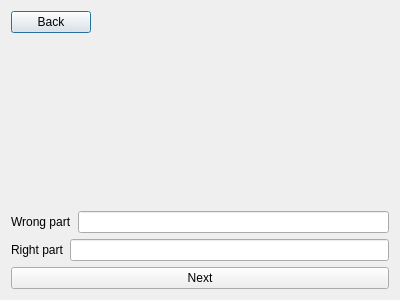
This is test.ui in ValeriaGrigoruants/Platform-for-learning-programming as Qt 5 draws it before an edit. The edited form follows.
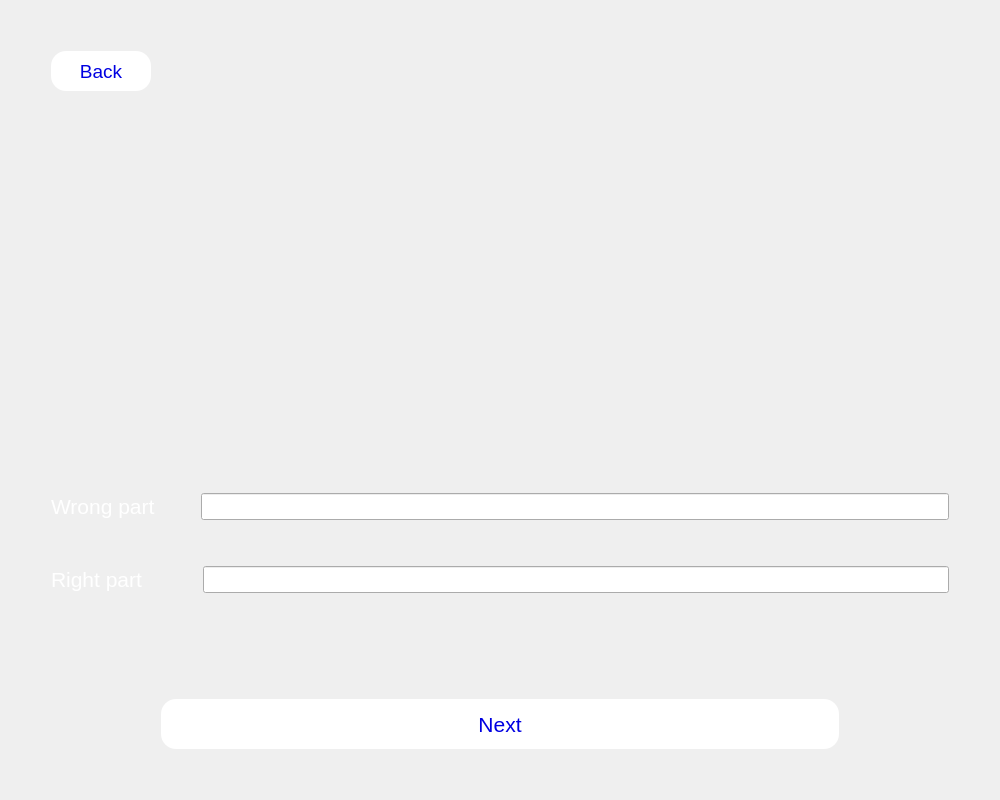
This is the edited form.

```diff
--- a/test.ui
+++ b/test.ui
@@ -6,18 +6,72 @@
    <rect>
     <x>0</x>
     <y>0</y>
-    <width>400</width>
-    <height>300</height>
+    <width>1000</width>
+    <height>800</height>
    </rect>
   </property>
   <property name="windowTitle">
    <string>Dialog</string>
   </property>
   <layout class="QVBoxLayout" name="verticalLayout">
+   <item>
+    <spacer name="verticalSpacer_4">
+     <property name="orientation">
+      <enum>Qt::Vertical</enum>
+     </property>
+     <property name="sizeType">
+      <enum>QSizePolicy::Fixed</enum>
+     </property>
+     <property name="sizeHint" stdset="0">
+      <size>
+       <width>20</width>
+       <height>40</height>
+      </size>
+     </property>
+    </spacer>
+   </item>
    <item>
     <layout class="QHBoxLayout" name="horizontalLayout_3">
+     <item>
+      <spacer name="horizontalSpacer_8">
+       <property name="orientation">
+        <enum>Qt::Horizontal</enum>
+       </property>
+       <property name="sizeType">
+        <enum>QSizePolicy::Fixed</enum>
+       </property>
+       <property name="sizeHint" stdset="0">
+        <size>
+         <width>40</width>
+         <height>20</height>
+        </size>
+       </property>
+      </spacer>
+     </item>
      <item>
       <widget class="QPushButton" name="back">
+       <property name="sizePolicy">
+        <sizepolicy hsizetype="Fixed" vsizetype="Fixed">
+         <horstretch>0</horstretch>
+         <verstretch>0</verstretch>
+        </sizepolicy>
+       </property>
+       <property name="minimumSize">
+        <size>
+         <width>100</width>
+         <height>40</height>
+        </size>
+       </property>
+       <property name="cursor">
+        <cursorShape>PointingHandCursor</cursorShape>
+       </property>
+       <property name="styleSheet">
+        <string notr="true">#back {
+	font: 14pt;
+color: rgb(0, 0, 225);
+border-radius: 15px;
+background-color: rgb(255, 255, 255)}</string>
+       </property>
        <property name="text">
         <string>Back</string>
        </property>
@@ -47,38 +101,246 @@
    </item>
    <item>
     <layout class="QHBoxLayout" name="horizontalLayout">
+     <item>
+      <spacer name="horizontalSpacer_3">
+       <property name="orientation">
+        <enum>Qt::Horizontal</enum>
+       </property>
+       <property name="sizeType">
+        <enum>QSizePolicy::Fixed</enum>
+       </property>
+       <property name="sizeHint" stdset="0">
+        <size>
+         <width>40</width>
+         <height>20</height>
+        </size>
+       </property>
+      </spacer>
+     </item>
      <item>
       <widget class="QLabel" name="label_2">
        <property name="text">
-        <string>Wrong part</string>
+        <string>&lt;html&gt;&lt;head/&gt;&lt;body&gt;&lt;p&gt;&lt;span style=&quot; font-size:16pt; color:#ffffff;&quot;&gt;Wrong part&lt;/span&gt;&lt;/p&gt;&lt;/body&gt;&lt;/html&gt;</string>
        </property>
       </widget>
      </item>
      <item>
-      <widget class="QLineEdit" name="wrong"/>
+      <spacer name="horizontalSpacer_9">
+       <property name="orientation">
+        <enum>Qt::Horizontal</enum>
+       </property>
+       <property name="sizeType">
+        <enum>QSizePolicy::Fixed</enum>
+       </property>
+       <property name="sizeHint" stdset="0">
+        <size>
+         <width>40</width>
+         <height>20</height>
+        </size>
+       </property>
+      </spacer>
+     </item>
+     <item>
+      <widget class="QLineEdit" name="wrong">
+       <property name="font">
+        <font>
+         <pointsize>12</pointsize>
+        </font>
+       </property>
+      </widget>
+     </item>
+     <item>
+      <spacer name="horizontalSpacer_4">
+       <property name="orientation">
+        <enum>Qt::Horizontal</enum>
+       </property>
+       <property name="sizeType">
+        <enum>QSizePolicy::Fixed</enum>
+       </property>
+       <property name="sizeHint" stdset="0">
+        <size>
+         <width>40</width>
+         <height>20</height>
+        </size>
+       </property>
+      </spacer>
      </item>
     </layout>
    </item>
+   <item>
+    <spacer name="verticalSpacer_2">
+     <property name="orientation">
+      <enum>Qt::Vertical</enum>
+     </property>
+     <property name="sizeType">
+      <enum>QSizePolicy::Fixed</enum>
+     </property>
+     <property name="sizeHint" stdset="0">
+      <size>
+       <width>20</width>
+       <height>40</height>
+      </size>
+     </property>
+    </spacer>
+   </item>
    <item>
     <layout class="QHBoxLayout" name="horizontalLayout_2">
+     <item>
+      <spacer name="horizontalSpacer_2">
+       <property name="orientation">
+        <enum>Qt::Horizontal</enum>
+       </property>
+       <property name="sizeType">
+        <enum>QSizePolicy::Fixed</enum>
+       </property>
+       <property name="sizeHint" stdset="0">
+        <size>
+         <width>40</width>
+         <height>20</height>
+        </size>
+       </property>
+      </spacer>
+     </item>
      <item>
       <widget class="QLabel" name="label_3">
        <property name="text">
-        <string>Right part</string>
+        <string>&lt;html&gt;&lt;head/&gt;&lt;body&gt;&lt;p&gt;&lt;span style=&quot; font-size:16pt; color:#ffffff;&quot;&gt;Right part&lt;/span&gt;&lt;/p&gt;&lt;/body&gt;&lt;/html&gt;</string>
        </property>
       </widget>
      </item>
      <item>
-      <widget class="QLineEdit" name="right"/>
+      <spacer name="horizontalSpacer_10">
+       <property name="orientation">
+        <enum>Qt::Horizontal</enum>
+       </property>
+       <property name="sizeType">
+        <enum>QSizePolicy::Fixed</enum>
+       </property>
+       <property name="sizeHint" stdset="0">
+        <size>
+         <width>55</width>
+         <height>20</height>
+        </size>
+       </property>
+      </spacer>
      </item>
+     <item>
+      <widget class="QLineEdit" name="right">
+       <property name="font">
+        <font>
+         <pointsize>12</pointsize>
+        </font>
+       </property>
+      </widget>
+     </item>
+     <item>
+      <spacer name="horizontalSpacer_5">
+       <property name="orientation">
+        <enum>Qt::Horizontal</enum>
+       </property>
+       <property name="sizeType">
+        <enum>QSizePolicy::Fixed</enum>
+       </property>
+       <property name="sizeHint" stdset="0">
+        <size>
+         <width>40</width>
+         <height>20</height>
+        </size>
+       </property>
+      </spacer>
+     </item>
     </layout>
    </item>
    <item>
-    <widget class="QPushButton" name="next">
-     <property name="text">
-      <string>Next</string>
+    <spacer name="verticalSpacer_3">
+     <property name="orientation">
+      <enum>Qt::Vertical</enum>
      </property>
-    </widget>
+     <property name="sizeType">
+      <enum>QSizePolicy::Fixed</enum>
+     </property>
+     <property name="sizeHint" stdset="0">
+      <size>
+       <width>20</width>
+       <height>100</height>
+      </size>
+     </property>
+    </spacer>
+   </item>
+   <item>
+    <layout class="QHBoxLayout" name="horizontalLayout_4">
+     <item>
+      <spacer name="horizontalSpacer_6">
+       <property name="orientation">
+        <enum>Qt::Horizontal</enum>
+       </property>
+       <property name="sizeType">
+        <enum>QSizePolicy::Fixed</enum>
+       </property>
+       <property name="sizeHint" stdset="0">
+        <size>
+         <width>150</width>
+         <height>20</height>
+        </size>
+       </property>
+      </spacer>
+     </item>
+     <item>
+      <widget class="QPushButton" name="next">
+       <property name="minimumSize">
+        <size>
+         <width>0</width>
+         <height>50</height>
+        </size>
+       </property>
+       <property name="cursor">
+        <cursorShape>PointingHandCursor</cursorShape>
+       </property>
+       <property name="styleSheet">
+        <string notr="true">#next {
+	font: 16pt;
+color: rgb(0, 0, 225);
+border-radius: 15px;
+background-color: rgb(255, 255, 255)}</string>
+       </property>
+       <property name="text">
+        <string>Next</string>
+       </property>
+      </widget>
+     </item>
+     <item>
+      <spacer name="horizontalSpacer_7">
+       <property name="orientation">
+        <enum>Qt::Horizontal</enum>
+       </property>
+       <property name="sizeType">
+        <enum>QSizePolicy::Fixed</enum>
+       </property>
+       <property name="sizeHint" stdset="0">
+        <size>
+         <width>150</width>
+         <height>20</height>
+        </size>
+       </property>
+      </spacer>
+     </item>
+    </layout>
+   </item>
+   <item>
+    <spacer name="verticalSpacer">
+     <property name="orientation">
+      <enum>Qt::Vertical</enum>
+     </property>
+     <property name="sizeType">
+      <enum>QSizePolicy::Fixed</enum>
+     </property>
+     <property name="sizeHint" stdset="0">
+      <size>
+       <width>20</width>
+       <height>40</height>
+      </size>
+     </property>
+    </spacer>
    </item>
   </layout>
  </widget>
```
